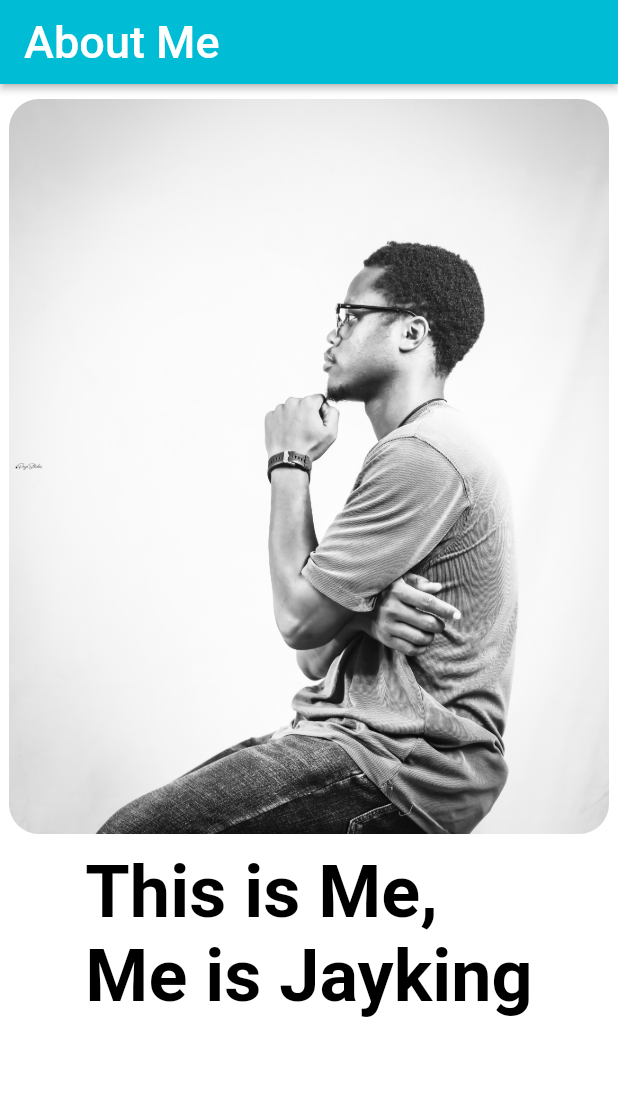
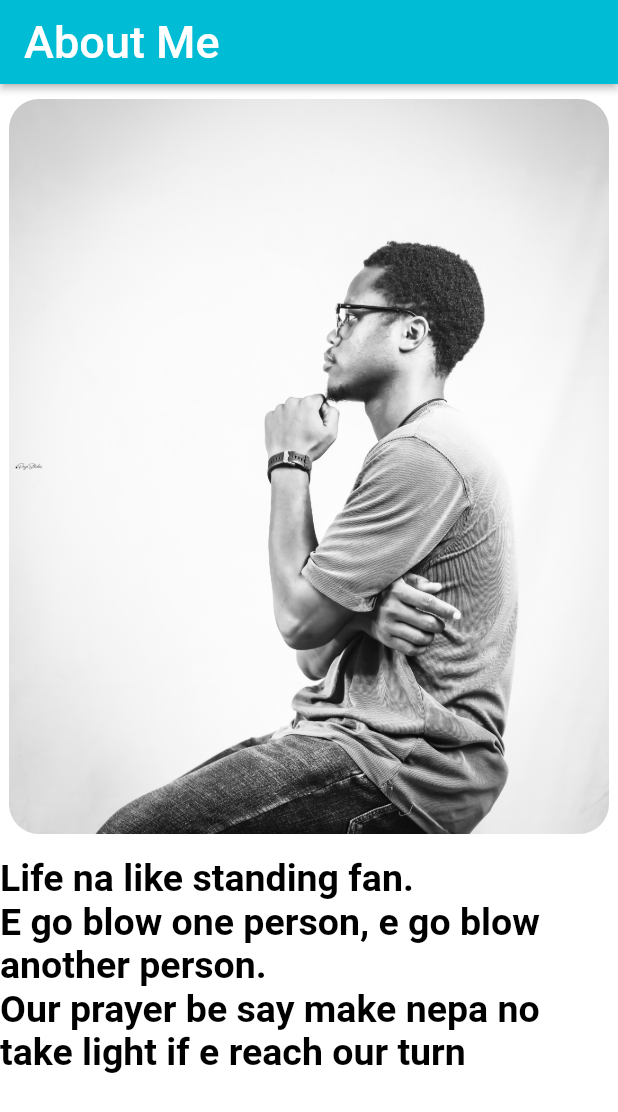
Before and after one commit to Jesuloba-king/aboutyou, a Flutter app: the screen it shows after launch, on a phone screen of 412 x 824 dp. Shown: the top 1112 px of the screen. Run offline on Flutter 3.47's test engine with Material 2 defaults, Android fonts, the phone set to English and light mode, and no system bars; our stand-ins replace google_fonts.

Commit message:
About you app

```diff
--- a/lib/main.dart
+++ b/lib/main.dart
@@ -85,13 +85,20 @@ class _MyHomePageState extends State<MyHomePage> {
                 ),
               ),
               Padding(padding: EdgeInsets.only(top: 10),),
-              Text("This is Me, \n"
-                  "Me is Jayking",
-                style: GoogleFonts.roboto(
-                  color: Colors.black,
-                  fontSize: 48,
-                  fontWeight: FontWeight.w600,
-                  fontStyle: FontStyle.normal,),)
+              Column(
+               mainAxisAlignment: MainAxisAlignment.start,
+                children: [
+                  Padding(padding: EdgeInsets.only(top: 5, left: 5, right: 5),),
+                  Text("Life na like standing fan.\n"
+                    "E go blow one person, e go blow another person. \n"
+                    "Our prayer be say make nepa no take light if e reach our turn",
+                    style: GoogleFonts.roboto(
+                      color: Colors.black,
+                      fontSize: 25,
+                      fontWeight: FontWeight.w600,
+                      fontStyle: FontStyle.normal,),),
+                ],
+              )
             ],
           ),
         ),
```
